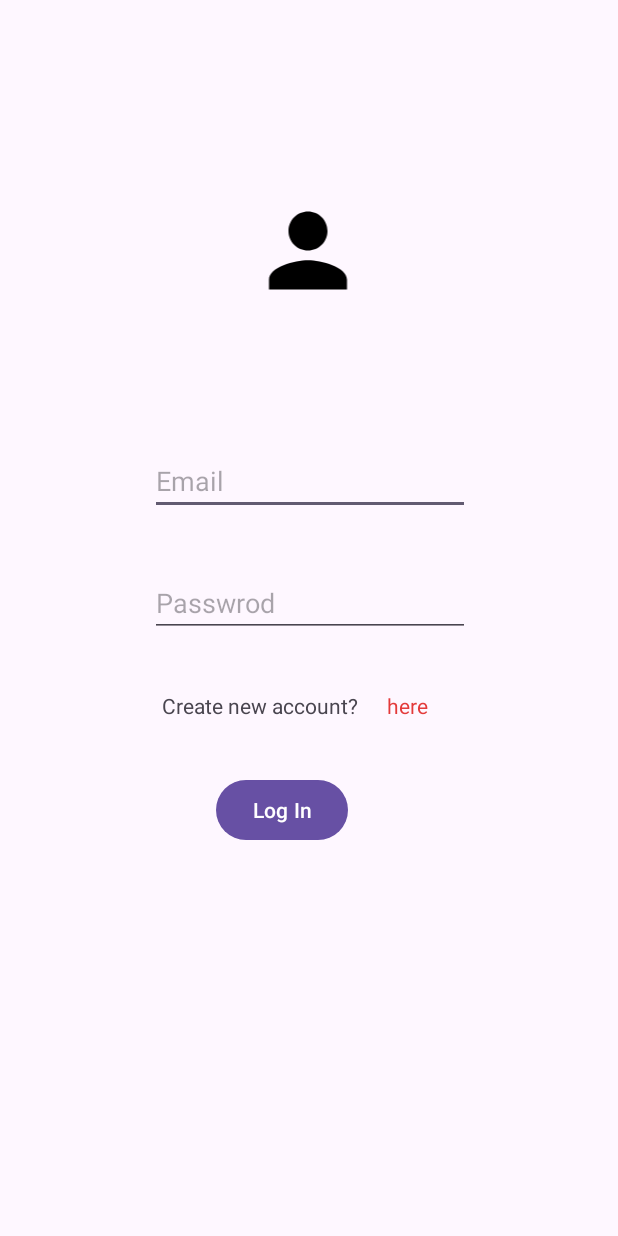
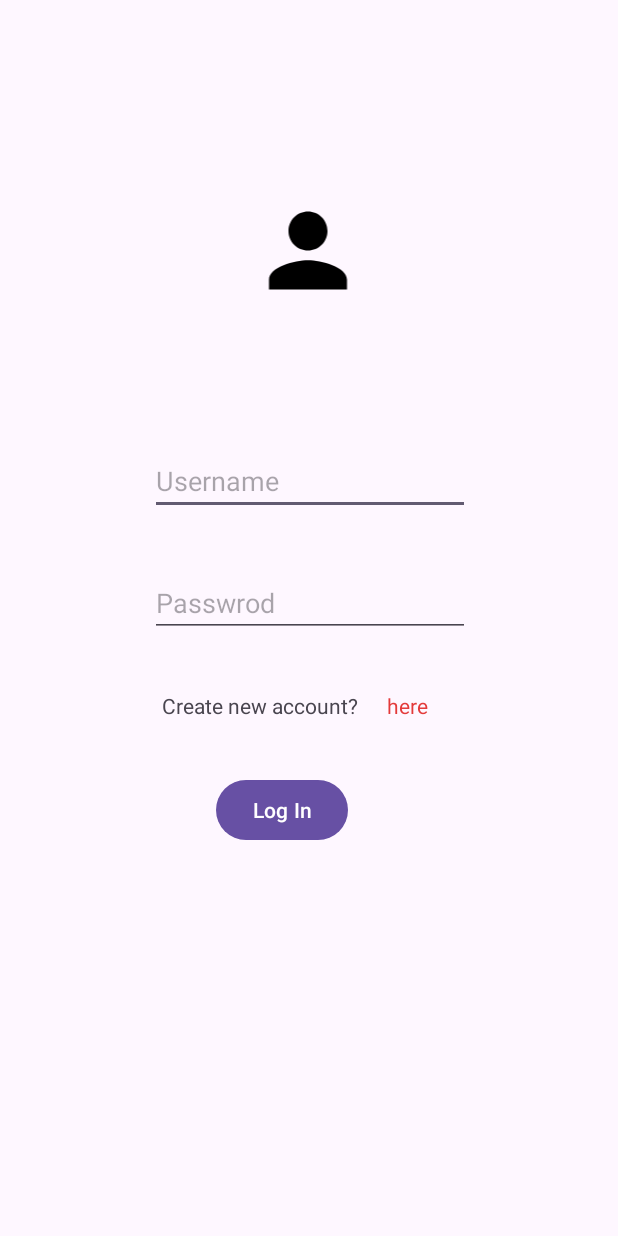
Before and after one commit to thecodemonster1/Wonder-Trip, an Android app: the screen it shows after launch (MainActivity), after a tap on "Log In", on a phone screen of 412 x 824 dp. Run offline under Robolectric (Android 15) with nearby library versions, the phone set to English and light mode, and no system bars; our stand-ins replace Firebase (no records; nobody signed in at launch, a user with empty details on screens opened directly).

Commit message:
Restore the error

```diff
--- a/app/src/main/java/com/example/wonder_trip_project/MainActivity.java
+++ b/app/src/main/java/com/example/wonder_trip_project/MainActivity.java
@@ -1,10 +1,13 @@
 package com.example.wonder_trip_project;
+
+import static android.content.ContentValues.TAG;
 
 import androidx.annotation.NonNull;
 import androidx.appcompat.app.AppCompatActivity;
 
 import android.content.Intent;
 import android.os.Bundle;
+import android.util.Log;
 import android.view.View;
 import android.widget.Button;
 import android.widget.EditText;
@@ -18,10 +21,10 @@ import com.google.firebase.auth.FirebaseAuth;
 import com.google.firebase.auth.FirebaseUser;
 
 public class MainActivity extends AppCompatActivity {
-    EditText txtEmail, txtPassword;
+    EditText txtUsername, txtPassword;
     Button btnLogIn;
     FirebaseAuth mAuth;
-    ProgressBar progBar;
+//    ProgressBar progBar;
 
     @Override
     protected void onCreate(Bundle savedInstanceState) {
@@ -30,7 +33,7 @@ public class MainActivity extends AppCompatActivity {
 
         mAuth = FirebaseAuth.getInstance();
 
-        txtEmail = findViewById(R.id.txtEmail);
+        txtUsername = findViewById(R.id.txtUsername);
         txtPassword = findViewById(R.id.txtPassword);
         btnLogIn = findViewById(R.id.btnLogIn);
 
@@ -50,41 +53,23 @@ public class MainActivity extends AppCompatActivity {
     }
 
     public void btnLogInHandler() {
-        progBar.setVisibility(View.VISIBLE);
-        String email = txtEmail.getText().toString();
+//        progBar.setVisibility(View.VISIBLE);
+        String username = txtUsername.getText().toString();
         String password = txtPassword.getText().toString();
 
-//        Intent intent = getIntent();
-//        String regEmail = intent.getStringExtra("regEmail");
-//        String regPassword = intent.getStringExtra("regPassword");
+        Intent intent = getIntent();
+        String regUsername = intent.getStringExtra("regUsername");
+        String regPassword = intent.getStringExtra("regPassword");
 
-//        if (email.equals(regEmail) && password.equals(regPassword)){
-//            Toast.makeText(MainActivity.this, "LogIn Successful", Toast.LENGTH_SHORT).show();
-//            intent = new Intent(this, HomeActivity.class);
-//            startActivity(intent);
-//        }else if (email.isEmpty() || password.isEmpty()){
-//            Toast.makeText(this, "Can't LogIn Field(s) are empty", Toast.LENGTH_SHORT).show();
-//        }else{
-//            Toast.makeText(this, "Email or Password Doesn't match", Toast.LENGTH_SHORT).show();
-//        }
+        if (username.equals(regUsername) && password.equals(regPassword)){
+            Toast.makeText(MainActivity.this, "LogIn Successful", Toast.LENGTH_SHORT).show();
+            intent = new Intent(getApplicationContext(), HomeActivity.class);
+            startActivity(intent);
+        }else if (username.isEmpty() || password.isEmpty()){
+            Toast.makeText(this, "Can't LogIn Field(s) are empty", Toast.LENGTH_SHORT).show();
+        }else{
+            Toast.makeText(this, "Email or Password Doesn't match", Toast.LENGTH_SHORT).show();
+        }
 
-        mAuth.createUserWithEmailAndPassword(email, password)
-                .addOnCompleteListener(new OnCompleteListener<AuthResult>() {
-                    @Override
-                    public void onComplete(@NonNull Task<AuthResult> task) {
-                        progBar.setVisibility(View.GONE);
-                        if (task.isSuccessful()) {
-                            // Sign in success, update UI with the signed-in user's information
-//                            FirebaseUser user = mAuth.getCurrentUser();
-                            Toast.makeText(MainActivity.this, "LogIn Successful", Toast.LENGTH_SHORT).show();
-//                            Intent intent = new Intent(getApplicationContext(), HomeActivity.class);
-//                            startActivity(intent);
-                        } else {
-                            // If sign in fails, display a message to the user.
-                            Toast.makeText(MainActivity.this, "Authentication failed.",
-                                    Toast.LENGTH_SHORT).show();
-                        }
-                    }
-                });
     }
 }
--- a/app/src/main/res/layout/activity_main.xml
+++ b/app/src/main/res/layout/activity_main.xml
@@ -6,16 +6,15 @@
     android:layout_height="match_parent"
     tools:context=".MainActivity">
 
-<!--    <user-permisson android:name="@android:permission.INTERNET" />-->
 
     <EditText
-        android:id="@+id/txtEmail"
+        android:id="@+id/txtUsername"
         android:layout_width="wrap_content"
         android:layout_height="wrap_content"
         android:layout_marginStart="100dp"
         android:layout_marginTop="92dp"
         android:ems="10"
-        android:hint="Email"
+        android:hint="Username"
         android:inputType="text"
         app:layout_constraintStart_toStartOf="parent"
         app:layout_constraintTop_toBottomOf="@+id/imageView3" />
@@ -64,7 +63,7 @@
         android:hint="Passwrod"
         android:inputType="textPassword"
         app:layout_constraintStart_toStartOf="parent"
-        app:layout_constraintTop_toBottomOf="@+id/txtEmail" />
+        app:layout_constraintTop_toBottomOf="@+id/txtUsername" />
 
     <ImageView
         android:id="@+id/imageView3"
--- a/app/src/main/res/layout/activity_sign_in.xml
+++ b/app/src/main/res/layout/activity_sign_in.xml
@@ -77,12 +77,6 @@
         app:layout_constraintStart_toStartOf="parent"
         app:layout_constraintTop_toBottomOf="@+id/txtRegPassword2" />
 
-    <ProgressBar
-        android:id="@+id/progressBar"
-        android:visibility="gone"
-        android:layout_width="wrap_content"
-        android:layout_height="wrap_content"/>
-
     <Button
         android:id="@+id/btnSignUp"
         android:layout_width="wrap_content"
```
Also changed, not shown: app/src/main/java/com/example/wonder_trip_project/SignInActivity.java (+20 -49 lines).
